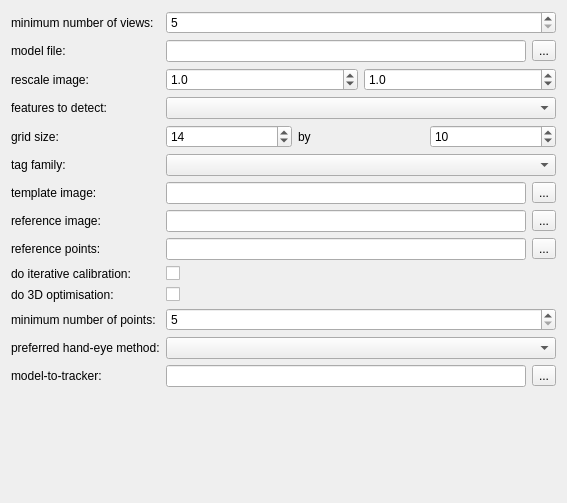
Qt form MITK/Plugins/uk.ac.ucl.cmic.igicameracal/src/internal/niftkCameraCalViewPreferencePage.ui (NifTK/NifTK) before a commit.
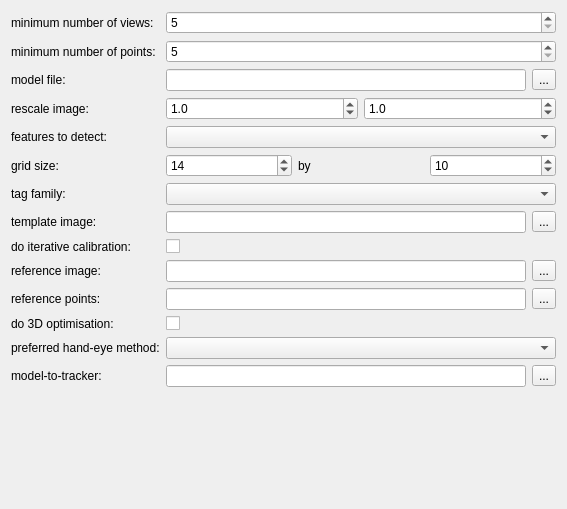
The same form after that commit.

Commit message: Issue #4659: Update Camera Cal prefs page with more information.

What changed in the file:
```diff
--- a/MITK/Plugins/uk.ac.ucl.cmic.igicameracal/src/internal/niftkCameraCalViewPreferencePage.ui
+++ b/MITK/Plugins/uk.ac.ucl.cmic.igicameracal/src/internal/niftkCameraCalViewPreferencePage.ui
@@ -7,13 +7,13 @@
     <x>0</x>
     <y>0</y>
     <width>567</width>
-    <height>503</height>
+    <height>509</height>
    </rect>
   </property>
   <property name="windowTitle">
    <string>Form</string>
   </property>
-  <layout class="QVBoxLayout" name="verticalLayout">
+  <layout class="QHBoxLayout" name="horizontalLayout_8">
    <item>
     <layout class="QFormLayout" name="formLayout">
      <item row="0" column="0">
@@ -37,13 +37,37 @@
       </widget>
      </item>
      <item row="1" column="0">
+      <widget class="QLabel" name="m_MinPointsLabel">
+       <property name="toolTip">
+        <string>Normally, chessboards require all points,
+ but for things like April Tags, you get varying numbers per image.</string>
+       </property>
+       <property name="text">
+        <string>minimum number of points:</string>
+       </property>
+      </widget>
+     </item>
+     <item row="1" column="1">
+      <widget class="QSpinBox" name="m_MinPointsSpinBox">
+       <property name="toolTip">
+        <string>Minimum number of points for April Tags.</string>
+       </property>
+       <property name="minimum">
+        <number>5</number>
+       </property>
+       <property name="maximum">
+        <number>99999</number>
+       </property>
+      </widget>
+     </item>
+     <item row="2" column="0">
       <widget class="QLabel" name="m_3DModelLabel">
        <property name="text">
         <string>model file:</string>
        </property>
       </widget>
      </item>
-     <item row="1" column="1">
+     <item row="2" column="1">
       <layout class="QHBoxLayout" name="horizontalLayout_5">
        <item>
         <widget class="QLineEdit" name="m_3DModelLineEdit">
@@ -61,14 +85,14 @@
        </item>
       </layout>
      </item>
-     <item row="2" column="0">
+     <item row="3" column="0">
       <widget class="QLabel" name="m_ScaleImageLabel">
        <property name="text">
         <string>rescale image:</string>
        </property>
       </widget>
      </item>
-     <item row="2" column="1">
+     <item row="3" column="1">
       <layout class="QHBoxLayout" name="horizontalLayout_2">
        <item>
         <widget class="QDoubleSpinBox" name="m_ScaleImageInXSpinBox">
@@ -116,28 +140,28 @@
        </item>
       </layout>
      </item>
-     <item row="3" column="0">
+     <item row="4" column="0">
       <widget class="QLabel" name="m_FeaturesLabel">
        <property name="text">
         <string>features to detect:</string>
        </property>
       </widget>
      </item>
-     <item row="3" column="1">
+     <item row="4" column="1">
       <widget class="QComboBox" name="m_FeaturesComboBox">
        <property name="toolTip">
         <string>Select type of features.</string>
        </property>
       </widget>
      </item>
-     <item row="4" column="0">
+     <item row="5" column="0">
       <widget class="QLabel" name="m_GridSizeLabel">
        <property name="text">
         <string>grid size:</string>
        </property>
       </widget>
      </item>
-     <item row="4" column="1">
+     <item row="5" column="1">
       <layout class="QHBoxLayout" name="horizontalLayout">
        <item>
         <widget class="QSpinBox" name="m_GridPointsInXSpinBox">
@@ -174,28 +198,28 @@
        </item>
       </layout>
      </item>
-     <item row="5" column="0">
+     <item row="6" column="0">
       <widget class="QLabel" name="m_TagFamilyLabel">
        <property name="text">
         <string>tag family:</string>
        </property>
       </widget>
      </item>
-     <item row="5" column="1">
+     <item row="6" column="1">
       <widget class="QComboBox" name="m_TagFamilyComboBox">
        <property name="toolTip">
         <string>April Tag family name.</string>
        </property>
       </widget>
      </item>
-     <item row="6" column="0">
+     <item row="7" column="0">
       <widget class="QLabel" name="m_TemplateImageLabel">
        <property name="text">
         <string>template image:</string>
        </property>
       </widget>
      </item>
-     <item row="6" column="1">
+     <item row="7" column="1">
       <layout class="QHBoxLayout" name="horizontalLayout_3">
        <item>
         <widget class="QLineEdit" name="m_TemplateImageLineEdit"/>
@@ -209,14 +233,31 @@
        </item>
       </layout>
      </item>
-     <item row="7" column="0">
+     <item row="8" column="0">
+      <widget class="QLabel" name="m_IterativeLabel">
+       <property name="toolTip">
+        <string>See Dutta 2009 paper.</string>
+       </property>
+       <property name="text">
+        <string>do iterative calibration:</string>
+       </property>
+      </widget>
+     </item>
+     <item row="8" column="1">
+      <widget class="QCheckBox" name="m_IterativeCheckBox">
+       <property name="text">
+        <string/>
+       </property>
+      </widget>
+     </item>
+     <item row="9" column="0">
       <widget class="QLabel" name="m_ReferenceImageLabel">
        <property name="text">
         <string>reference image:</string>
        </property>
       </widget>
      </item>
-     <item row="7" column="1">
+     <item row="9" column="1">
       <layout class="QHBoxLayout" name="horizontalLayout_6">
        <item>
         <widget class="QLineEdit" name="m_ReferenceImageLineEdit">
@@ -234,14 +275,14 @@
        </item>
       </layout>
      </item>
-     <item row="8" column="0">
+     <item row="10" column="0">
       <widget class="QLabel" name="m_ReferencePointsLabel">
        <property name="text">
         <string>reference points:</string>
        </property>
       </widget>
      </item>
-     <item row="8" column="1">
+     <item row="10" column="1">
       <layout class="QHBoxLayout" name="horizontalLayout_7">
        <item>
         <widget class="QLineEdit" name="m_ReferencePointsLineEdit">
@@ -259,51 +300,17 @@
        </item>
       </layout>
      </item>
-     <item row="9" column="0">
-      <widget class="QLabel" name="m_IterativeLabel">
-       <property name="text">
-        <string>do iterative calibration:</string>
-       </property>
-      </widget>
-     </item>
-     <item row="9" column="1">
-      <widget class="QCheckBox" name="m_IterativeCheckBox">
-       <property name="text">
-        <string/>
-       </property>
-      </widget>
-     </item>
-     <item row="10" column="0">
+     <item row="11" column="0">
       <widget class="QLabel" name="m_Do3DOptimisationLabel">
        <property name="text">
         <string>do 3D optimisation:</string>
        </property>
       </widget>
      </item>
-     <item row="10" column="1">
-      <widget class="QCheckBox" name="m_Do3DOptimisationCheckBox">
-       <property name="text">
-        <string/>
-       </property>
-      </widget>
-     </item>
-     <item row="11" column="0">
-      <widget class="QLabel" name="m_MinPointsLabel">
-       <property name="text">
-        <string>minimum number of points:</string>
-       </property>
-      </widget>
-     </item>
      <item row="11" column="1">
-      <widget class="QSpinBox" name="m_MinPointsSpinBox">
-       <property name="toolTip">
-        <string>Minimum number of points for April Tags.</string>
-       </property>
-       <property name="minimum">
-        <number>5</number>
-       </property>
-       <property name="maximum">
-        <number>99999</number>
+      <widget class="QCheckBox" name="m_Do3DOptimisationCheckBox">
+       <property name="text">
+        <string/>
        </property>
       </widget>
      </item>
```
Left out of the diff: 31 changed lines with no effect on the pictures.
